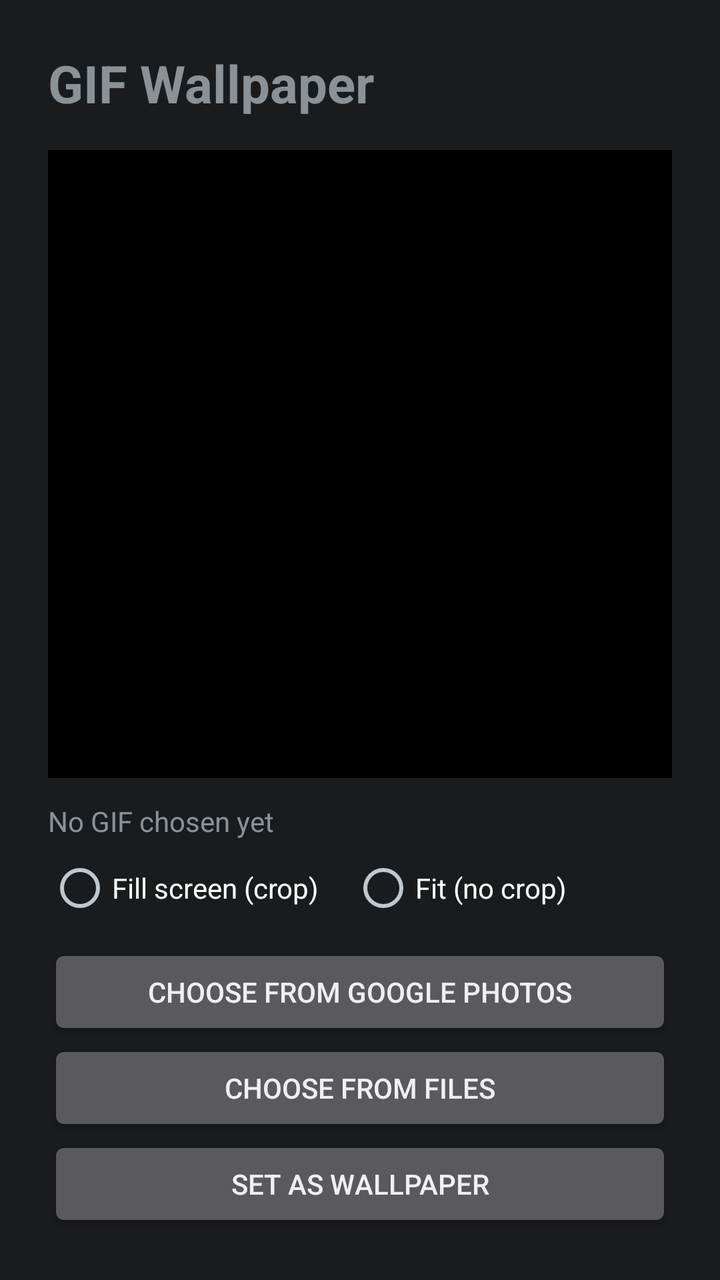
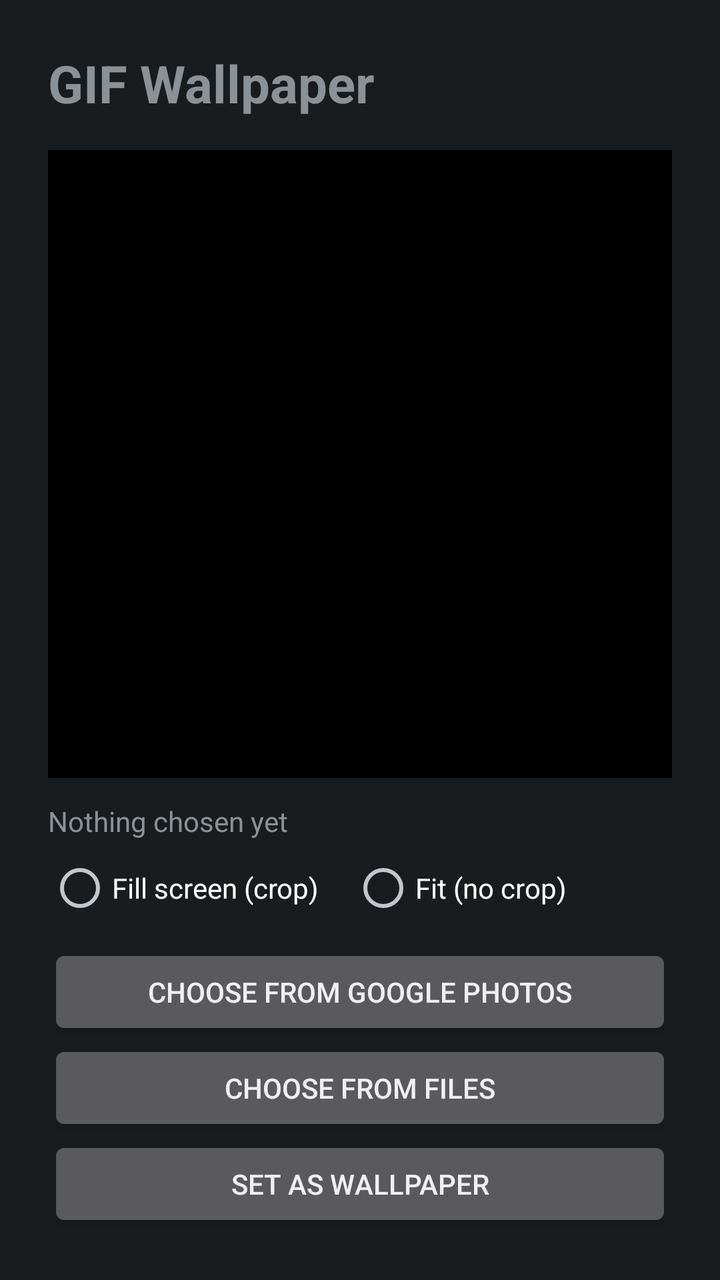

The first picture is an Android layout as it rendered before a commit; the second is the same layout after the commit. The layout source and the unified diff follow.
<!-- AndroidManifest.xml: application theme android:Theme.DeviceDefault -->
<!-- res/layout/activity_main.xml -->
<?xml version="1.0" encoding="utf-8"?>
<LinearLayout xmlns:android="http://schemas.android.com/apk/res/android"
    android:layout_width="match_parent"
    android:layout_height="match_parent"
    android:orientation="vertical"
    android:padding="24dp"
    android:fitsSystemWindows="true">

    <TextView
        android:layout_width="wrap_content"
        android:layout_height="wrap_content"
        android:text="@string/app_name"
        android:textSize="26sp"
        android:textStyle="bold"
        android:layout_marginBottom="16dp" />

    <ImageView
        android:id="@+id/preview"
        android:layout_width="match_parent"
        android:layout_height="0dp"
        android:layout_weight="1"
        android:background="#000000"
        android:scaleType="fitCenter"
        android:contentDescription="Preview" />

    <TextView
        android:id="@+id/status"
        android:layout_width="match_parent"
        android:layout_height="wrap_content"
        android:layout_marginTop="12dp"
        android:text="No GIF chosen yet" />

    <RadioGroup
        android:id="@+id/scaleGroup"
        android:layout_width="match_parent"
        android:layout_height="wrap_content"
        android:orientation="horizontal"
        android:layout_marginTop="8dp">
        <RadioButton android:id="@+id/scaleFill" android:layout_width="wrap_content"
            android:layout_height="wrap_content" android:text="Fill screen (crop)" />
        <RadioButton android:id="@+id/scaleFit" android:layout_width="wrap_content"
            android:layout_height="wrap_content" android:layout_marginStart="16dp"
            android:text="Fit (no crop)" />
    </RadioGroup>

    <Button
        android:id="@+id/photosButton"
        android:layout_width="match_parent"
        android:layout_height="wrap_content"
        android:layout_marginTop="12dp"
        android:text="Choose from Google Photos" />

    <Button
        android:id="@+id/pickButton"
        android:layout_width="match_parent"
        android:layout_height="wrap_content"
        android:text="Choose from files" />

    <Button
        android:id="@+id/setButton"
        android:layout_width="match_parent"
        android:layout_height="wrap_content"
        android:text="Set as wallpaper" />
</LinearLayout>
<!-- resources referenced by this layout -->
<resources>
  <string name="app_name">GIF Wallpaper</string>
</resources>

<!-- the commit's change to res/layout/activity_main.xml (unified diff, before → after) -->
@@ -14,21 +14,33 @@
         android:textStyle="bold"
         android:layout_marginBottom="16dp" />
 
-    <ImageView
-        android:id="@+id/preview"
+    <FrameLayout
         android:layout_width="match_parent"
         android:layout_height="0dp"
         android:layout_weight="1"
-        android:background="#000000"
-        android:scaleType="fitCenter"
-        android:contentDescription="Preview" />
+        android:background="#000000">
+
+        <ImageView
+            android:id="@+id/preview"
+            android:layout_width="match_parent"
+            android:layout_height="match_parent"
+            android:scaleType="fitCenter"
+            android:contentDescription="Preview" />
+
+        <VideoView
+            android:id="@+id/videoPreview"
+            android:layout_width="wrap_content"
+            android:layout_height="wrap_content"
+            android:layout_gravity="center"
+            android:visibility="gone" />
+    </FrameLayout>
 
     <TextView
         android:id="@+id/status"
         android:layout_width="match_parent"
         android:layout_height="wrap_content"
         android:layout_marginTop="12dp"
-        android:text="No GIF chosen yet" />
+        android:text="Nothing chosen yet" />
 
     <RadioGroup
         android:id="@+id/scaleGroup"
